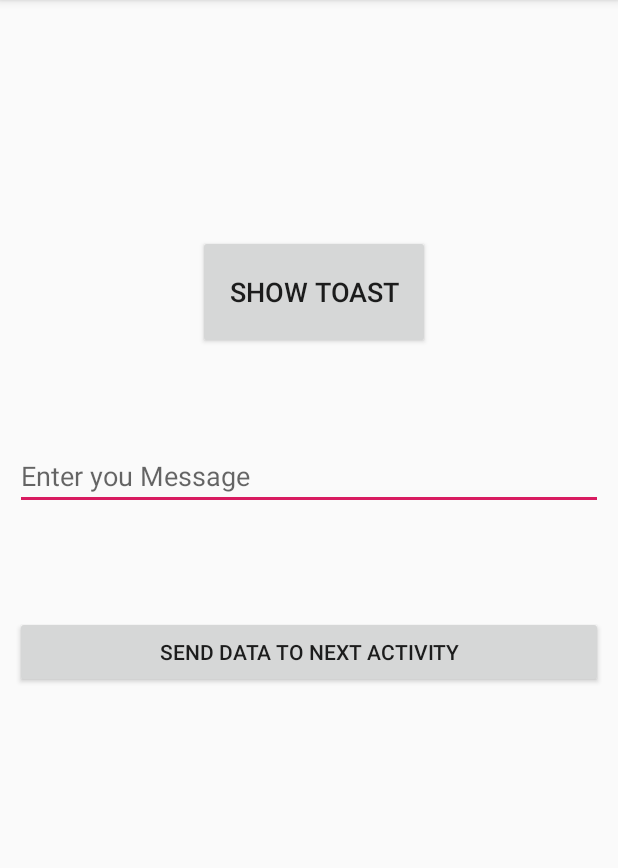
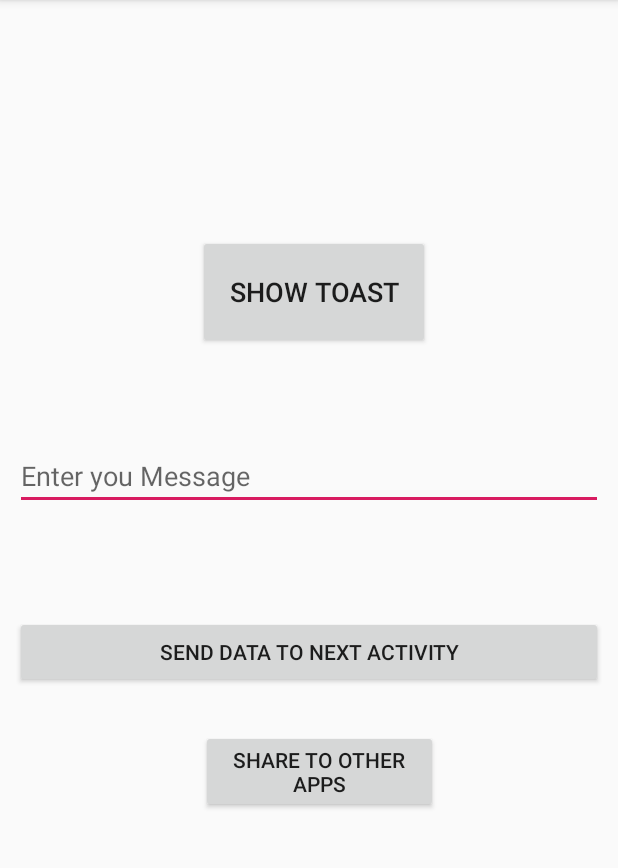
Before and after one commit to hmnts999/MsgShareApp, an Android app: the screen it shows after launch (MainActivity), on a phone screen of 412 x 824 dp, the part 84-952 px from its top. Run offline under Robolectric (Android 15) with nearby library versions, the phone set to English and light mode, and no system bars.

```diff
--- a/app/src/main/res/layout/activity_main.xml
+++ b/app/src/main/res/layout/activity_main.xml
@@ -38,4 +38,17 @@
         android:layout_centerHorizontal="true"
         android:layout_marginBottom="299dp"
         android:text="Send Data To Next Activity" />
+
+    <Button
+        android:id="@+id/btnSharedToOthers"
+        android:layout_width="match_parent"
+        android:layout_height="wrap_content"
+        android:layout_alignParentStart="true"
+        android:layout_alignParentEnd="true"
+        android:layout_alignParentBottom="true"
+        android:layout_centerHorizontal="true"
+        android:layout_marginStart="124dp"
+        android:layout_marginEnd="110dp"
+        android:layout_marginBottom="216dp"
+        android:text="Share To Other Apps" />
 </RelativeLayout>
```
Also changed, not shown: app/src/main/java/com/example/msgshareapp/MainActivity.kt (+8 -0 lines).
